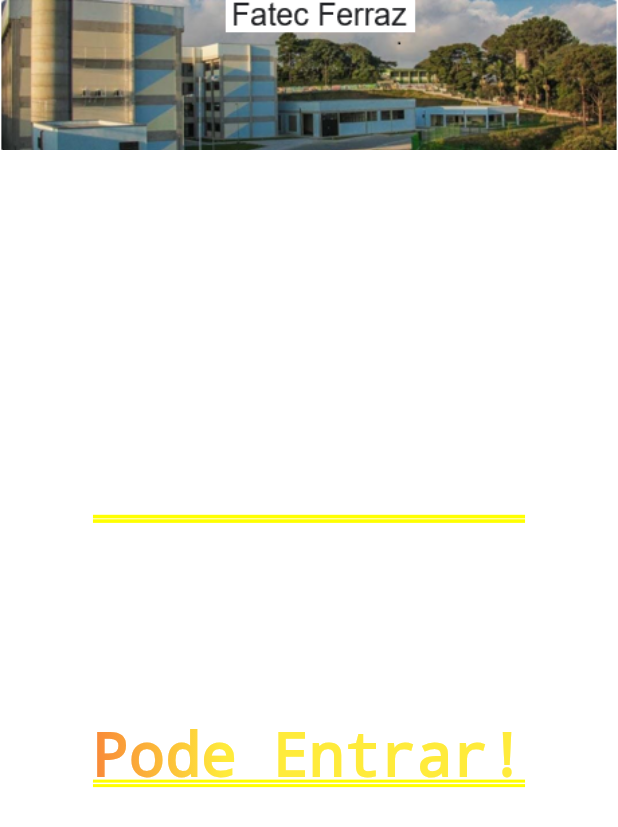
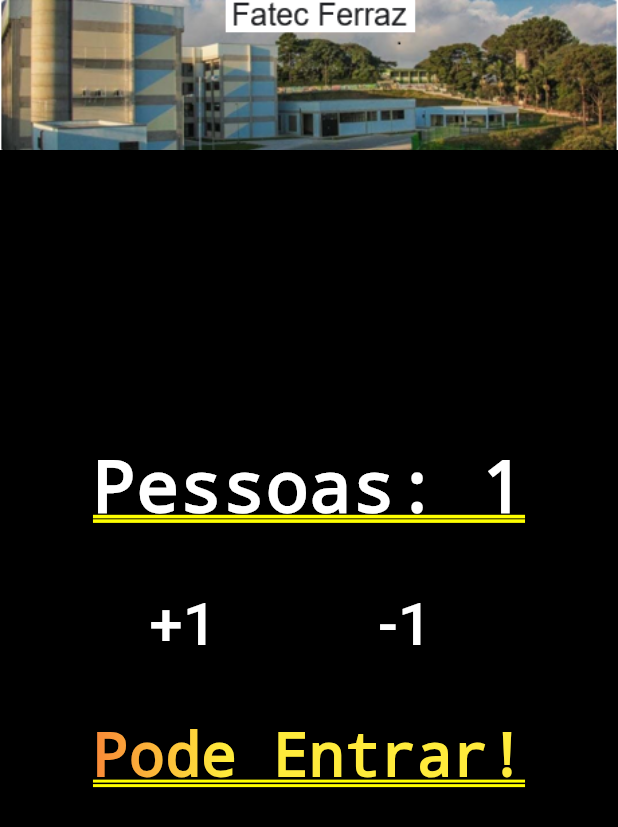
Before and after one commit to DiegoLins10/ControleAlunos, a Flutter app: the screen it shows after launch, after a tap on "+1", on a phone screen of 412 x 824 dp. Shown: the top 827 px of the screen. Run offline on Flutter 3.47's test engine with Material 2 defaults, Android fonts, the phone set to English and light mode, and no system bars.

Commit message:
color att

```diff
--- a/lib/main.dart
+++ b/lib/main.dart
@@ -28,9 +28,9 @@ class _HomeState extends State<Home> {
         _mensagem = "Não chegou ninguem ainda !";
         _pessoa = 0;
         _color = "Colors.white";
-      } else if (_pessoa > 10) {
+      } else if (_pessoa > 50) {
         _mensagem = "Lotado ! Por Favor, Aguarde !";
-        _pessoa = 10;
+        _pessoa = 50;
         _color = "Colors.red";
       } else {
         _mensagem = "Pode Entrar!";
@@ -43,6 +43,12 @@ class _HomeState extends State<Home> {
   Widget build(BuildContext context) {
     return Stack(
       children: [
+        AppBar(
+          title: const Text('Fatec ferraz'),
+        ),
+        Container(
+          color: Colors.black,
+        ),
         Image.asset(
           'images/fatec_ferraz_2.jpg',
           fit: BoxFit.contain,
```
